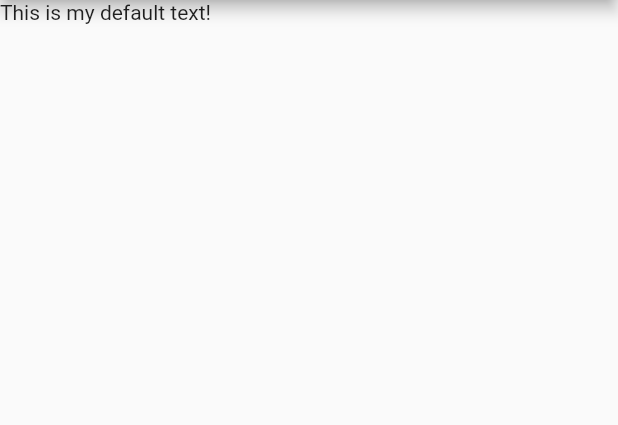
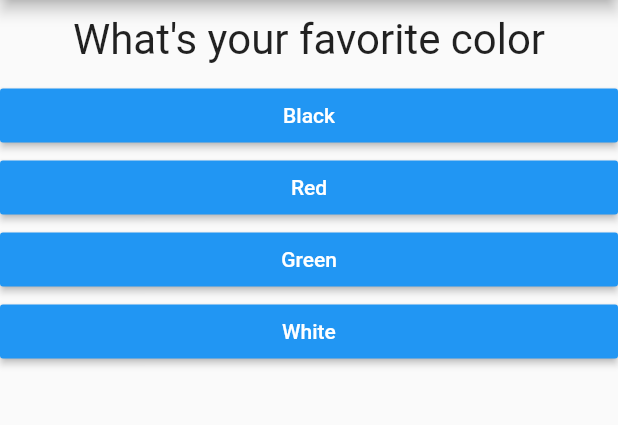
Before and after one commit to divinetouch/flutter_simple_quiz, a Flutter app: the screen it shows after launch, on a phone screen of 412 x 824 dp, the part 84-509 px from its top. Run offline on Flutter 3.47's test engine with Material 2 defaults, Android fonts, the phone set to English and light mode, and no system bars.

Commit message:
got basic quiz working

```diff
--- /dev/null
+++ b/lib/answer.dart
@@ -0,0 +1,21 @@
+import 'package:flutter/material.dart';
+
+class Answer extends StatelessWidget {
+  final Function selectHandler;
+  final String answerText;
+
+  Answer(this.selectHandler, this.answerText);
+
+  @override
+  Widget build(BuildContext context) {
+    return Container(
+      width: double.infinity,
+      child: RaisedButton(
+        color: Colors.blue,
+        textColor: Colors.white,
+        child: Text(answerText),
+        onPressed: selectHandler,
+      ),
+    );
+  }
+}
--- a/lib/main.dart
+++ b/lib/main.dart
@@ -1,4 +1,7 @@
 import 'package:flutter/material.dart';
+
+import './quiz.dart';
+import './result.dart';
 
 //void main() {
 //runApp(
@@ -9,7 +12,39 @@ import 'package:flutter/material.dart';
 // one liner application
 void main() => runApp(MyApp());
 
-class MyApp extends StatelessWidget {
+class MyApp extends StatefulWidget {
+  @override
+  State<StatefulWidget> createState() {
+    return MyAppState();
+  }
+}
+
+class MyAppState extends State<MyApp> {
+  //const compiled time constant
+  final _questions = const [
+    {
+      'questionText': 'What\'s your favorite color',
+      'answer': ['Black', 'Red', 'Green', 'White']
+    },
+    {
+      'questionText': 'What\'s you favorite animal',
+      'answer': ['Rabit', 'Snake', 'Elephant', 'Lion']
+    },
+    {
+      'questionText': "Who's your favorite instructor",
+      'answer': ['Max', 'Divine', 'Din', 'Mom', 'Dad']
+    },
+  ];
+  var _questionIndex = 0;
+
+  void _answerQuestion() {
+    if (_questionIndex < _questions.length) {
+      setState(() {
+        _questionIndex = _questionIndex + 1;
+      });
+    }
+  }
+
   @override
   Widget build(context) {
     return MaterialApp(
@@ -17,7 +52,13 @@ class MyApp extends StatelessWidget {
         appBar: AppBar(
           title: Text('My First App'),
         ),
-        body: Text('This is my default text!'),
+        body: _questionIndex < _questions.length
+            ? Quiz(
+                answerQuestion: _answerQuestion,
+                questionIndex: _questionIndex,
+                questions: _questions,
+              )
+            : Result(),
       ),
     );
   }
--- /dev/null
+++ b/lib/question.dart
@@ -0,0 +1,21 @@
+import 'package:flutter/material.dart';
+
+class Question extends StatelessWidget {
+  // Run time constant value
+  final String questionText;
+
+  Question(this.questionText);
+
+  @override
+  Widget build(BuildContext context) {
+    return Container(
+      width: double.infinity,
+      margin: EdgeInsets.all(10),
+      child: Text(
+        questionText,
+        style: TextStyle(fontSize: 28),
+        textAlign: TextAlign.center,
+      ),
+    );
+  }
+}
--- /dev/null
+++ b/lib/quiz.dart
@@ -0,0 +1,28 @@
+import 'package:flutter/material.dart';
+import './question.dart';
+import './answer.dart';
+
+class Quiz extends StatelessWidget {
+  final List<Map<String, Object>> questions;
+  final int questionIndex;
+  final Function answerQuestion;
+
+  Quiz(
+      {@required this.questions,
+      @required this.answerQuestion,
+      @required this.questionIndex});
+
+  @override
+  Widget build(BuildContext context) {
+    return Column(
+      children: [
+        Question(
+          questions[questionIndex]['questionText'],
+        ),
+        ...(questions[questionIndex]['answer'] as List<String>).map((answer) {
+          return Answer(answerQuestion, answer);
+        }).toList(),
+      ],
+    );
+  }
+}
--- /dev/null
+++ b/lib/result.dart
@@ -0,0 +1,10 @@
+import 'package:flutter/material.dart';
+
+class Result extends StatelessWidget {
+  @override
+  Widget build(BuildContext context) {
+    return Center(
+      child: Text('You did it'),
+    );
+  }
+}
--- a/pubspec.yaml
+++ b/pubspec.yaml
@@ -14,7 +14,7 @@ description: A new Flutter project.
 version: 1.0.0+1
 
 environment:
-  sdk: ">=2.1.0 <3.0.0"
+  sdk: ">=2.2.2 <3.0.0"
 
 dependencies:
   flutter:
```
